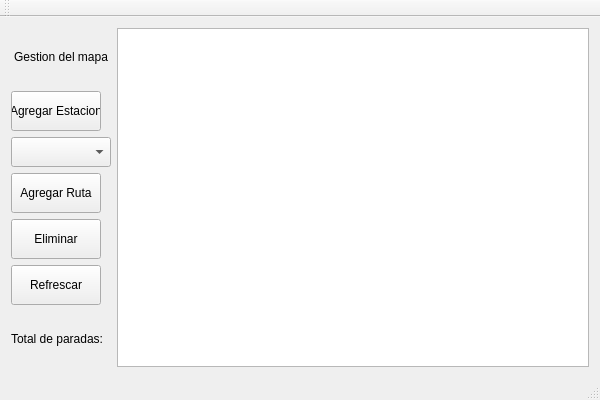
Before: the Qt Designer form Rutas/main/MapView.ui in AndresMora04/Rutas, drawn with Qt 5.
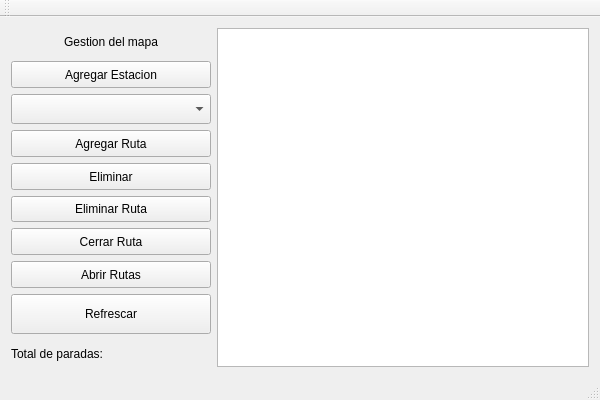
After: the same form once the commit is applied.

```diff
--- a/Rutas/main/MapView.ui
+++ b/Rutas/main/MapView.ui
@@ -38,9 +38,15 @@
       </item>
       <item>
        <widget class="QPushButton" name="btnAddStation">
+        <property name="sizePolicy">
+         <sizepolicy hsizetype="Expanding" vsizetype="Fixed">
+          <horstretch>0</horstretch>
+          <verstretch>0</verstretch>
+         </sizepolicy>
+        </property>
         <property name="maximumSize">
          <size>
-          <width>90</width>
+          <width>200</width>
           <height>40</height>
          </size>
         </property>
@@ -59,7 +65,7 @@
         </property>
         <property name="maximumSize">
          <size>
-          <width>100</width>
+          <width>200</width>
           <height>30</height>
          </size>
         </property>
@@ -72,7 +78,7 @@
        <widget class="QPushButton" name="btnAddRoute">
         <property name="maximumSize">
          <size>
-          <width>90</width>
+          <width>200</width>
           <height>40</height>
          </size>
         </property>
@@ -85,7 +91,7 @@
        <widget class="QPushButton" name="btnDelete">
         <property name="maximumSize">
          <size>
-          <width>90</width>
+          <width>200</width>
           <height>40</height>
          </size>
         </property>
@@ -94,11 +100,62 @@
         </property>
        </widget>
       </item>
+      <item>
+       <widget class="QPushButton" name="btnDeleteRoute">
+        <property name="minimumSize">
+         <size>
+          <width>0</width>
+          <height>0</height>
+         </size>
+        </property>
+        <property name="maximumSize">
+         <size>
+          <width>200</width>
+          <height>40</height>
+         </size>
+        </property>
+        <property name="text">
+         <string>Eliminar Ruta</string>
+        </property>
+       </widget>
+      </item>
+      <item>
+       <widget class="QPushButton" name="btnCloseRoute">
+        <property name="maximumSize">
+         <size>
+          <width>200</width>
+          <height>40</height>
+         </size>
+        </property>
+        <property name="text">
+         <string>Cerrar Ruta</string>
+        </property>
+       </widget>
+      </item>
+      <item>
+       <widget class="QPushButton" name="btnOpenRoute">
+        <property name="maximumSize">
+         <size>
+          <width>200</width>
+          <height>40</height>
+         </size>
+        </property>
+        <property name="text">
+         <string>Abrir Rutas</string>
+        </property>
+       </widget>
+      </item>
       <item>
        <widget class="QPushButton" name="btnRefresh">
+        <property name="minimumSize">
+         <size>
+          <width>200</width>
+          <height>40</height>
+         </size>
+        </property>
         <property name="maximumSize">
          <size>
-          <width>90</width>
+          <width>200</width>
           <height>40</height>
          </size>
         </property>
```
